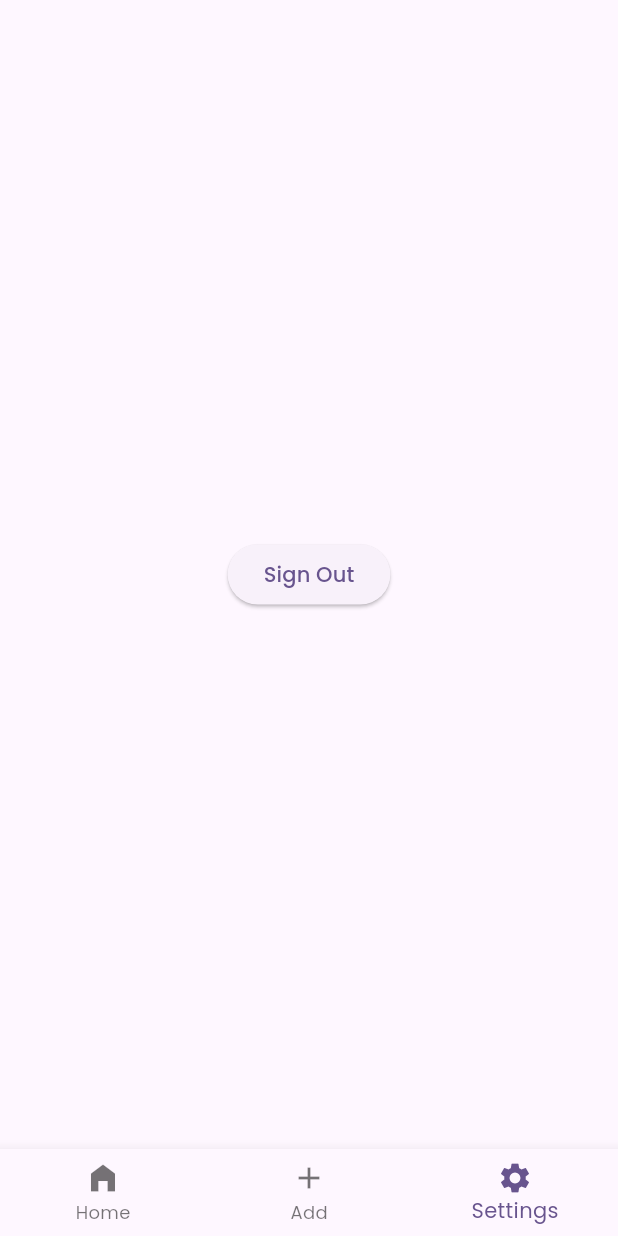
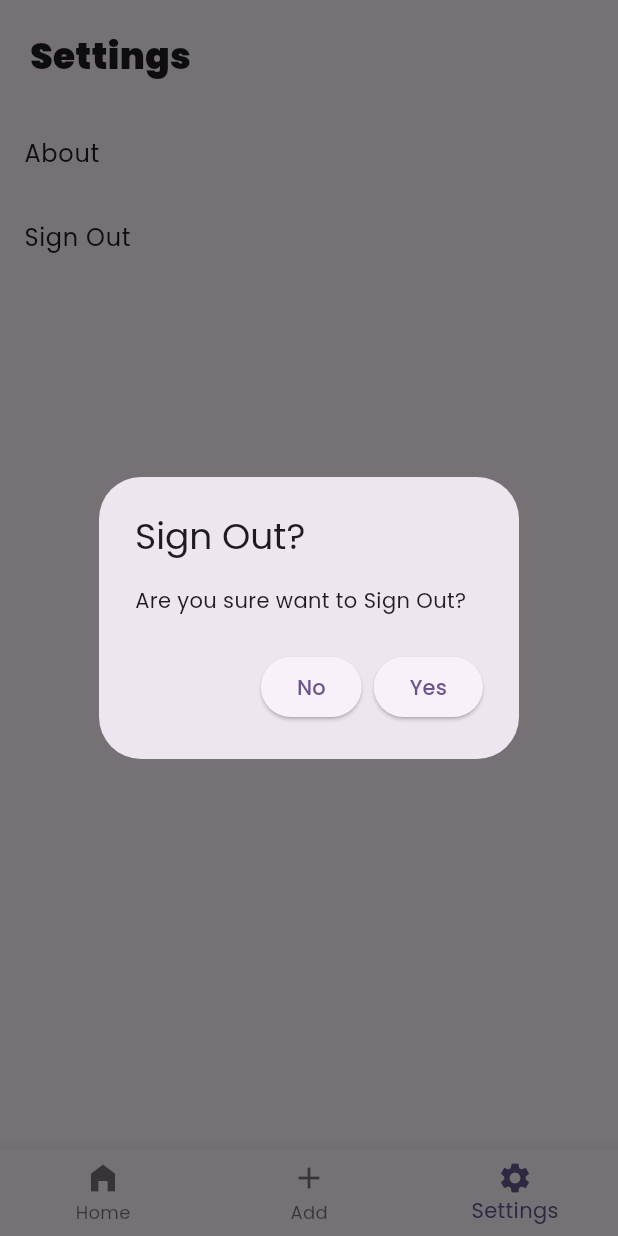
Before and after one commit to roba200/Power-Wise, a Flutter app: the screen it shows once a user with an empty profile is signed in, item 3 of the bottom bar chosen, after a tap on "Sign Out", on a phone screen of 412 x 824 dp. Run offline on Flutter 3.47's test engine with Material 3 defaults, Android fonts, the light colour scheme and no system bars; our stand-ins replace cloud_firestore, firebase_auth, firebase_core, firebase_database, google_fonts; missing offline and left inert: dart:ffi, flutter_barcode_scanner; accounts and stored records are empty.

Commit message:
3/2/2024

```diff
--- a/lib/main.dart
+++ b/lib/main.dart
@@ -8,7 +8,6 @@ import 'package:power_wise/pages/main_page.dart';
 import 'package:power_wise/pages/add_device_page.dart';
 import 'package:power_wise/pages/register_page.dart';
 import 'package:power_wise/pages/splash_screen.dart';
-import 'package:power_wise/pages/test_page.dart';
 
 void main() async {
   WidgetsFlutterBinding.ensureInitialized();
--- a/lib/pages/devices_page.dart
+++ b/lib/pages/devices_page.dart
@@ -4,7 +4,7 @@ import 'package:flutter/material.dart';
 import 'package:power_wise/components/device_card.dart';
 import 'package:power_wise/pages/add_device_page.dart';
 import 'package:power_wise/pages/device_dashboard.dart';
-import 'package:power_wise/pages/test_page.dart';
+import 'package:power_wise/pages/setting_page.dart';
 
 class DevicesPage extends StatefulWidget {
   const DevicesPage({super.key});
@@ -16,7 +16,7 @@ class DevicesPage extends StatefulWidget {
 class _DevicesPageState extends State<DevicesPage> {
   int _currentIndex = 0;
 
-  List pages = [DeviceListPage(), AddDevicePage(), TestPage()];
+  List pages = [DeviceListPage(), AddDevicePage(), SettingPage()];
   @override
   Widget build(BuildContext context) {
     return Scaffold(
--- a/lib/pages/main_page.dart
+++ b/lib/pages/main_page.dart
@@ -4,7 +4,6 @@ import 'package:flutter/material.dart';
 import 'package:power_wise/pages/devices_page.dart';
 import 'package:power_wise/pages/login_or_sign_up_page.dart';
 import 'package:power_wise/pages/register_page.dart';
-import 'package:power_wise/pages/test_page.dart';
 
 class MainPage extends StatefulWidget {
   const MainPage({super.key});
--- /dev/null
+++ b/lib/pages/setting_page.dart
@@ -0,0 +1,66 @@
+import 'package:firebase_auth/firebase_auth.dart';
+import 'package:firebase_core/firebase_core.dart';
+import 'package:flutter/material.dart';
+import 'package:power_wise/pages/about_page.dart';
+
+class SettingPage extends StatelessWidget {
+  const SettingPage({super.key});
+
+  @override
+  Widget build(BuildContext context) {
+    return Scaffold(
+      body: ListView(
+        children: [
+          Padding(
+            padding: const EdgeInsets.all(20.0),
+            child: Row(
+              children: [
+                Text(
+                  "Settings",
+                  style: TextStyle(fontSize: 24, fontWeight: FontWeight.w900),
+                ),
+              ],
+            ),
+          ),
+          ListTile(
+            title: Text('About'),
+            onTap: () {
+              Navigator.push(
+                context,
+                MaterialPageRoute(builder: (context) => AboutPage()),
+              );
+            },
+          ),
+          ListTile(
+            title: Text('Sign Out'),
+            onTap: () {
+              showDialog(
+                context: context,
+                builder: (context) {
+                  return AlertDialog(
+                    title: Text("Sign Out?"),
+                    content: Text("Are you sure want to Sign Out?"),
+                    actions: [
+                      ElevatedButton(
+                          onPressed: () {
+                            Navigator.pop(context);
+                          },
+                          child: Text("No")),
+                      ElevatedButton(
+                          onPressed: () {
+                            FirebaseAuth.instance
+                                .signOut()
+                                .then((value) => Navigator.pop(context));
+                          },
+                          child: Text("Yes")),
+                    ],
+                  );
+                },
+              );
+            },
+          ),
+        ],
+      ),
+    );
+  }
+}
--- a/lib/pages/test_page.dart
+++ /dev/null
@@ -1,24 +0,0 @@
-import 'package:firebase_auth/firebase_auth.dart';
-import 'package:firebase_database/firebase_database.dart';
-import 'package:flutter/material.dart';
-
-class TestPage extends StatefulWidget {
-  const TestPage({super.key});
-
-  @override
-  State<TestPage> createState() => _TestPageState();
-}
-
-class _TestPageState extends State<TestPage> {
-  @override
-  Widget build(BuildContext context) {
-    return Scaffold(
-        body: Center(
-      child: ElevatedButton(
-          onPressed: () {
-            FirebaseAuth.instance.signOut();
-          },
-          child: Text("Sign Out")),
-    ));
-  }
-}
```
Also changed, not shown: lib/pages/about_page.dart (added, +74 -0 lines), lib/pages/device_dashboard.dart (+3 -5 lines).
